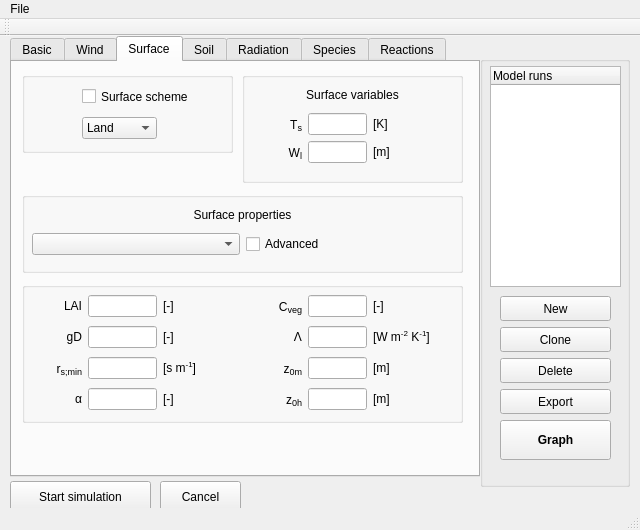
The window that mainwindow.ui (classmodel/modelgui) describes before a commit, drawn with Qt 5.
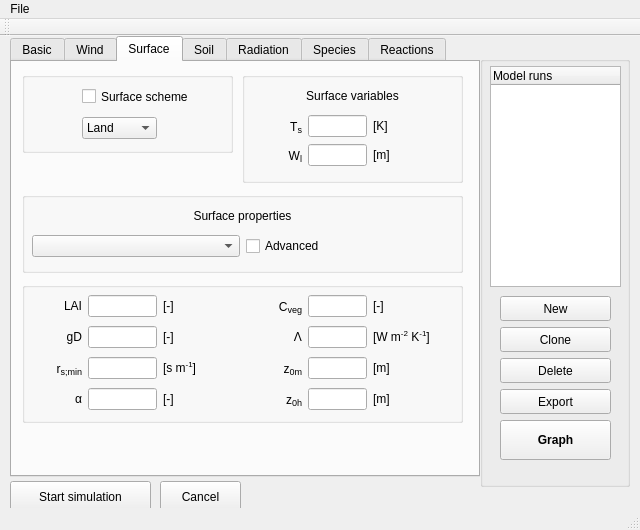
The same window after the commit. The open tabs and pages were chosen to show the change.

Commit message: Fixed crash on zoom in scatter plot

```diff
--- a/mainwindow.ui
+++ b/mainwindow.ui
@@ -1989,7 +1989,7 @@
          <x>10</x>
          <y>10</y>
          <width>201</width>
-         <height>81</height>
+         <height>85</height>
         </rect>
        </property>
        <layout class="QGridLayout" name="surface_moisture_grid" columnminimumwidth="50,0,80">
@@ -2117,7 +2117,7 @@
          <x>10</x>
          <y>10</y>
          <width>421</width>
-         <height>55</height>
+         <height>56</height>
         </rect>
        </property>
        <layout class="QGridLayout" name="surface_moisture_grid_2">
```
Left out of the diff: 6 changed lines with no effect on the pictures. The commit also changes 1 other file.
